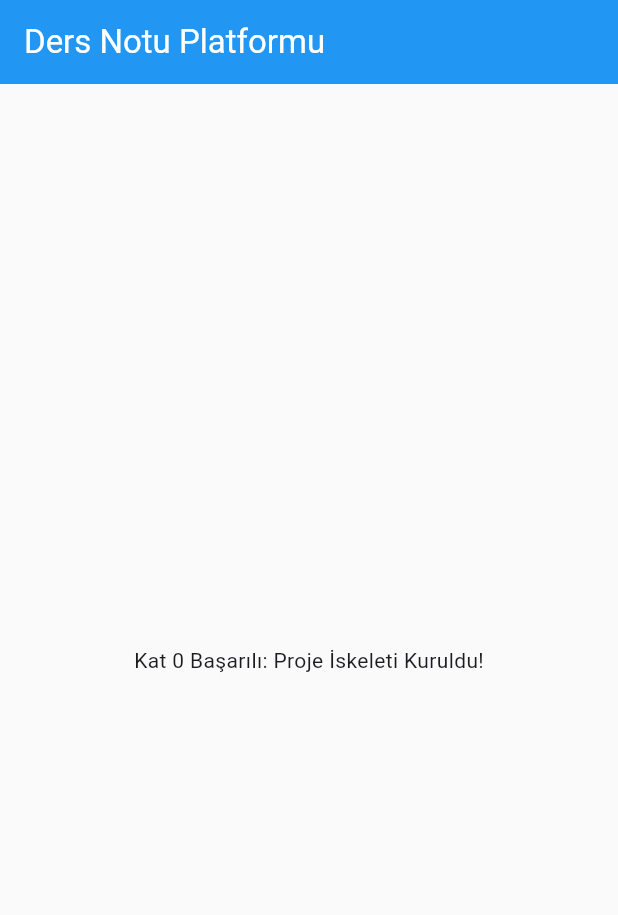
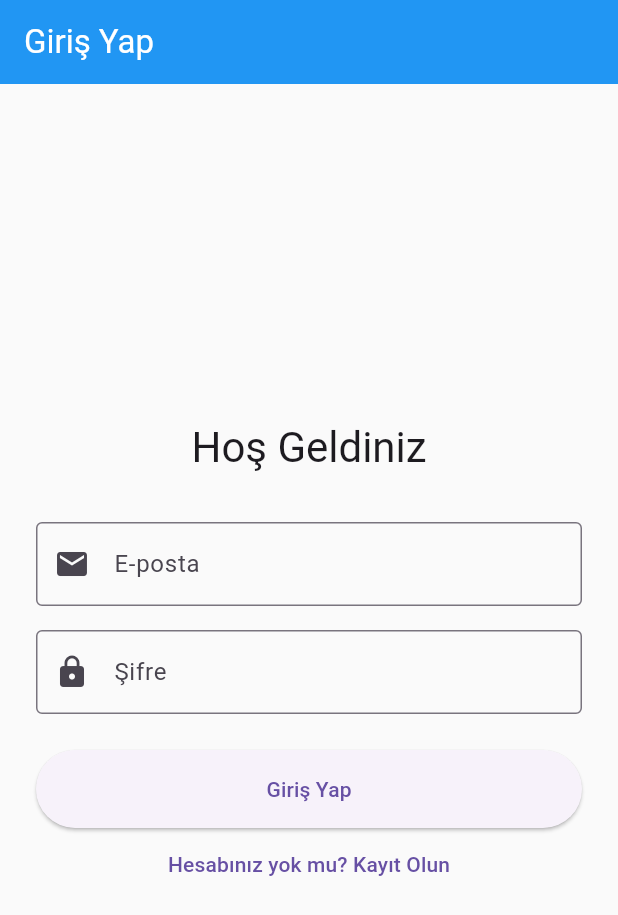
Before and after one commit to mehmettzy/ders_notu_platformu, a Flutter app: the screen it shows after launch, on a phone screen of 412 x 824 dp. Shown: the top 915 px of the screen. Run offline on Flutter 3.47's test engine with Material 3 defaults, Android fonts, the phone set to English and light mode, and no system bars; our stand-ins replace flutter_dotenv, flutter_riverpod, go_router, supabase_flutter; accounts and stored records are empty.

Commit message:
Kat 1 tamamlandı: Supabase Auth ve Profiles veritabanı entegrasyonu sağlandı

```diff
--- /dev/null
+++ b/devtools_options.yaml
@@ -0,0 +1,3 @@
+description: This file stores settings for Dart & Flutter DevTools.
+documentation: https://docs.flutter.dev/tools/devtools/extensions#configure-extension-enablement-states
+extensions:
--- /dev/null
+++ b/lib/features/auth/auth_screen.dart
@@ -0,0 +1,173 @@
+import 'package:flutter/material.dart';
+import 'package:supabase_flutter/supabase_flutter.dart';
+
+class AuthScreen extends StatefulWidget {
+  const AuthScreen({super.key});
+
+  @override
+  State<AuthScreen> createState() => _AuthScreenState();
+}
+
+class _AuthScreenState extends State<AuthScreen> {
+  final _emailController = TextEditingController();
+  final _passwordController = TextEditingController();
+  final _fullNameController = TextEditingController();
+
+  bool _isSignUp = false;
+  bool _isLoading = false;
+
+  Future<void> _submit() async {
+    final email = _emailController.text.trim();
+    final password = _passwordController.text.trim();
+    final fullName = _fullNameController.text.trim();
+
+    if (email.isEmpty || password.isEmpty || (_isSignUp && fullName.isEmpty)) {
+      ScaffoldMessenger.of(context).showSnackBar(
+        const SnackBar(content: Text('Lütfen tüm alanları doldurun.')),
+      );
+      return;
+    }
+
+    setState(() => _isLoading = true);
+
+    try {
+      final supabase = Supabase.instance.client;
+
+      if (_isSignUp) {
+        // Kayıt İşlemi
+        final response = await supabase.auth.signUp(
+          email: email,
+          password: password,
+          data: {'full_name': fullName},
+        );
+
+        if (response.user != null) {
+          // Profile kaydı oluştur
+          await supabase.from('profiles').upsert({
+            'id': response.user!.id,
+            'full_name': fullName,
+          });
+        }
+
+        if (mounted) {
+          ScaffoldMessenger.of(context).showSnackBar(
+            const SnackBar(
+                content: Text('Kayıt başarılı! Giriş yapabilirsiniz.')),
+          );
+        }
+      } else {
+        // Giriş İşlemi
+        await supabase.auth.signInWithPassword(
+          email: email,
+          password: password,
+        );
+
+        if (mounted) {
+          ScaffoldMessenger.of(context).showSnackBar(
+            const SnackBar(content: Text('Giriş başarılı!')),
+          );
+        }
+      }
+    } on AuthException catch (error) {
+      if (mounted) {
+        ScaffoldMessenger.of(context).showSnackBar(
+          SnackBar(content: Text(error.message), backgroundColor: Colors.red),
+        );
+      }
+    } catch (error) {
+      if (mounted) {
+        ScaffoldMessenger.of(context).showSnackBar(
+          SnackBar(
+              content: Text('Hata oluştu: $error'),
+              backgroundColor: Colors.red),
+        );
+      }
+    } finally {
+      if (mounted) setState(() => _isLoading = false);
+    }
+  }
+
+  @override
+  void dispose() {
+    _emailController.dispose();
+    _passwordController.dispose();
+    _fullNameController.dispose();
+    super.dispose();
+  }
+
+  @override
+  Widget build(BuildContext context) {
+    return Scaffold(
+      appBar: AppBar(
+        title: Text(_isSignUp ? 'Hesap Oluştur' : 'Giriş Yap'),
+      ),
+      body: Center(
+        child: SingleChildScrollView(
+          padding: const EdgeInsets.all(24.0),
+          child: Column(
+            mainAxisAlignment: MainAxisAlignment.center,
+            crossAxisAlignment: CrossAxisAlignment.stretch,
+            children: [
+              Text(
+                _isSignUp ? 'Aramıza Katıl' : 'Hoş Geldiniz',
+                style: Theme.of(context).textTheme.headlineMedium,
+                textAlign: TextAlign.center,
+              ),
+              const SizedBox(height: 32),
+              if (_isSignUp) ...[
+                TextField(
+                  controller: _fullNameController,
+                  decoration: const InputDecoration(
+                    labelText: 'Ad Soyad',
+                    border: OutlineInputBorder(),
+                    prefixIcon: Icon(Icons.person),
+                  ),
+                ),
+                const SizedBox(height: 16),
+              ],
+              TextField(
+                controller: _emailController,
+                keyboardType: TextInputType.emailAddress,
+                decoration: const InputDecoration(
+                  labelText: 'E-posta',
+                  border: OutlineInputBorder(),
+                  prefixIcon: Icon(Icons.email),
+                ),
+              ),
+              const SizedBox(height: 16),
+              TextField(
+                controller: _passwordController,
+                obscureText: true,
+                decoration: const InputDecoration(
+                  labelText: 'Şifre',
+                  border: OutlineInputBorder(),
+                  prefixIcon: Icon(Icons.lock),
+                ),
+              ),
+              const SizedBox(height: 24),
+              ElevatedButton(
+                onPressed: _isLoading ? null : _submit,
+                style: ElevatedButton.styleFrom(
+                  padding: const EdgeInsets.symmetric(vertical: 16),
+                ),
+                child: _isLoading
+                    ? const CircularProgressIndicator()
+                    : Text(_isSignUp ? 'Kayıt Ol' : 'Giriş Yap'),
+              ),
+              TextButton(
+                onPressed: () {
+                  setState(() => _isSignUp = !_isSignUp);
+                },
+                child: Text(
+                  _isSignUp
+                      ? 'Zaten hesabınız var mı? Giriş Yapın'
+                      : 'Hesabınız yok mu? Kayıt Olun',
+                ),
+              ),
+            ],
+          ),
+        ),
+      ),
+    );
+  }
+}
--- a/lib/main.dart
+++ b/lib/main.dart
@@ -4,30 +4,14 @@ import 'package:supabase_flutter/supabase_flutter.dart';
 import 'package:flutter_riverpod/flutter_riverpod.dart';
 import 'package:go_router/go_router.dart';
 import 'core/theme/app_theme.dart';
-
-// Geçici Ana Ekran
-class ScaffoldPlaceholder extends StatelessWidget {
-  final String title;
-  const ScaffoldPlaceholder({super.key, required this.title});
-
-  @override
-  Widget build(BuildContext context) {
-    return Scaffold(
-      appBar: AppBar(title: Text(title)),
-      body: const Center(
-        child: Text('Kat 0 Başarılı: Proje İskeleti Kuruldu!'),
-      ),
-    );
-  }
-}
+import 'features/auth/auth_screen.dart';
 
 // Yönlendirme (Router)
 final _router = GoRouter(
   routes: [
     GoRoute(
       path: '/',
-      builder: (context, state) =>
-          const ScaffoldPlaceholder(title: 'Ders Notu Platformu'),
+      builder: (context, state) => const AuthScreen(),
     ),
   ],
 );
@@ -39,12 +23,18 @@ Future<void> main() async {
   await dotenv.load(fileName: ".env");
 
   // Supabase'i başlat
+  // Supabase'i başlat
   await Supabase.initialize(
-    url: dotenv.env['SUPABASE_URL']!,
-    anonKey: dotenv.env['SUPABASE_ANON_KEY']!,
+    url: 'https://ujkrkdivjdmnjtgxwtyj.supabase.co',
+    anonKey:
+        'eyJhbGciOiJIUzI1NiIsInR5cCI6IkpXVCJ9.eyJpc3MiOiJzdXBhYmFzZSIsInJlZiI6InVqa3JrZGl2amRtbmp0Z3h3dHlqIiwicm9sZSI6ImFub24iLCJpYXQiOjE3OTE1NTMzMDgsImV4cCI6MjEwNzEyOTMwOH0.L2qXN-kK3HAkrij_zWE_WQADsHNDaFr0SoP4DQ-kjp8',
   );
 
-  runApp(const ProviderScope(child: MyApp()));
+  runApp(
+    const ProviderScope(
+      child: MyApp(),
+    ),
+  );
 }
 
 class MyApp extends StatelessWidget {
@@ -56,7 +46,7 @@ class MyApp extends StatelessWidget {
       title: 'Ders Notu Platformu',
       theme: AppTheme.lightTheme,
       darkTheme: AppTheme.darkTheme,
-      themeMode: ThemeMode.system, // Cihaz temasına göre otomatik değişir
+      themeMode: ThemeMode.system,
       routerConfig: _router,
       debugShowCheckedModeBanner: false,
     );
```
Also changed, not shown: flutter_01.png (added), flutter_02.png (added), flutter_03.png (added), flutter_04.png (added), flutter_05.png (added), 3 other files.
